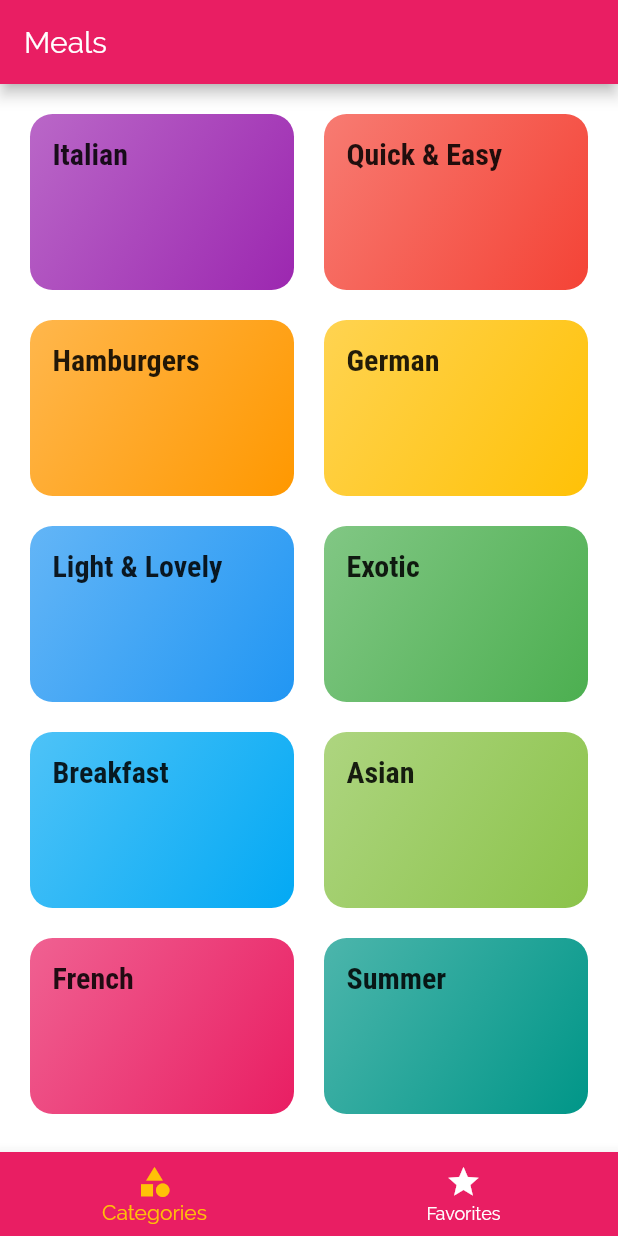
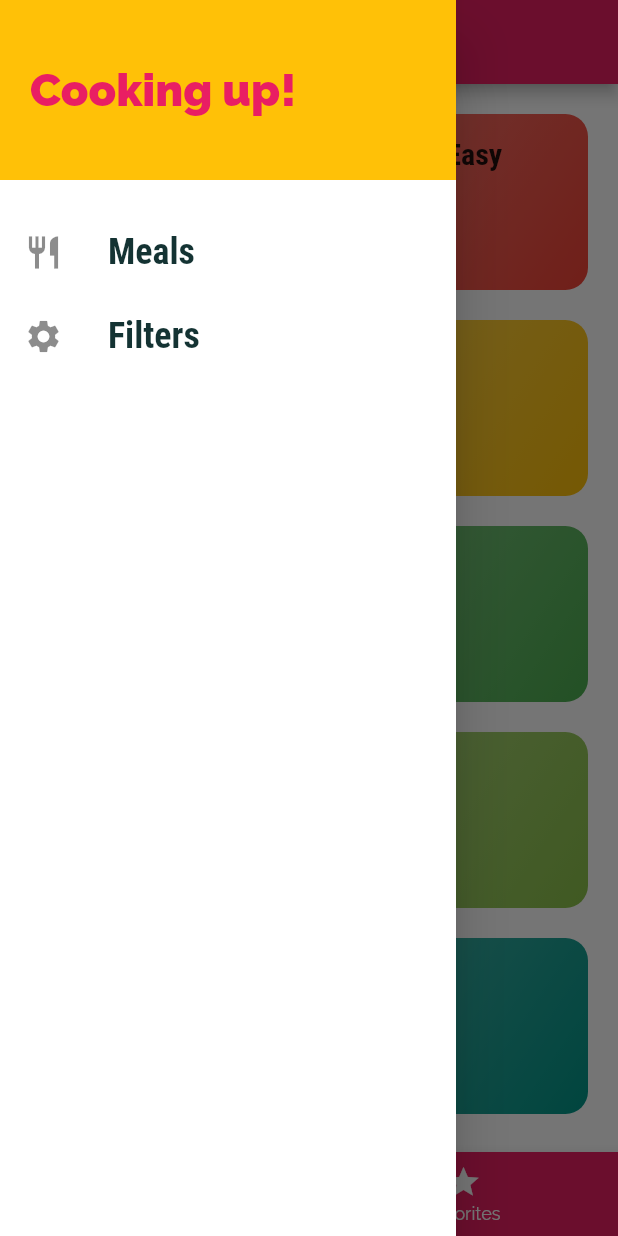
Before and after one commit to k906506/2021-Summer-Flutter-Study, a Flutter app: the screen it shows after launch, with the side drawer open (before the commit the screen has no drawer), on a phone screen of 412 x 824 dp. Run offline on Flutter 3.47's test engine with Material 2 defaults, Android fonts, the phone set to English and light mode, and no system bars.

Commit message:
좌측 Drawer 구현 및 인자 전달

```diff
--- a/mythirdflutterapp/lib/main.dart
+++ b/mythirdflutterapp/lib/main.dart
@@ -1,4 +1,5 @@
 import 'package:flutter/material.dart';
+import '/screens/filters_screen.dart';
 import 'screens/meal_detail_screen.dart';
 import 'screens/category_meals_screen.dart';
 import 'screens/category_screen.dart';
@@ -37,6 +38,7 @@ class MyApp extends StatelessWidget {
         '/': (ctx) => TapScreen(),
         CategoryMealsScreen.routeName: (ctx) => CategoryMealsScreen(),
         MealDetailScreen.routeName: (ctx) => MealDetailScreen(),
+        FiltersScreen.routeName: (ctx) => FiltersScreen(),
       },
       onGenerateRoute: (settings) {
         print(settings.arguments);
--- /dev/null
+++ b/mythirdflutterapp/lib/screens/filters_screen.dart
@@ -0,0 +1,12 @@
+import 'package:flutter/material.dart';
+
+class FiltersScreen extends StatelessWidget {
+  static const routeName = '/filters';
+
+  @override
+  Widget build(BuildContext context) {
+    return Center(
+      child: Text("hi"),
+    );
+  }
+}
--- a/mythirdflutterapp/lib/screens/tap_screen.dart
+++ b/mythirdflutterapp/lib/screens/tap_screen.dart
@@ -1,4 +1,5 @@
 import 'package:flutter/material.dart';
+import '../widgets/main_drawer.dart';
 import 'category_screen.dart';
 import 'favorites_screen.dart';
 
@@ -45,6 +46,7 @@ class _TapScreenState extends State<TapScreen> {
           //     ],
           //   ),
         ),
+        drawer: MainDrawer(),
         body: _pages[_selectedPageIndex],
         // TabBarView(
         //   children: <Widget>[
--- /dev/null
+++ b/mythirdflutterapp/lib/widgets/main_drawer.dart
@@ -0,0 +1,67 @@
+import 'package:flutter/material.dart';
+import 'package:mythirdflutterapp/screens/filters_screen.dart';
+
+class MainDrawer extends StatelessWidget {
+  Widget buildListTile(String title, IconData icon, VoidCallback tapHandler) {
+    return ListTile(
+      leading: Icon(
+        icon,
+        size: 26,
+      ),
+      title: Text(
+        title,
+        style: TextStyle(
+          fontFamily: "RobotoCondensed",
+          fontSize: 24,
+          fontWeight: FontWeight.w700,
+        ),
+      ),
+      onTap: tapHandler,
+    );
+  }
+
+  @override
+  Widget build(BuildContext context) {
+    return Drawer(
+      child: Column(
+        children: <Widget>[
+          Container(
+            height: 120,
+            width: double.infinity,
+            padding: EdgeInsets.all(20),
+            alignment: Alignment.centerLeft,
+            color: Theme
+                .of(context)
+                .accentColor,
+            child: Text(
+              'Cooking up!',
+              style: TextStyle(
+                  fontWeight: FontWeight.w900,
+                  fontSize: 30,
+                  color: Theme
+                      .of(context)
+                      .primaryColor),
+            ),
+          ),
+          SizedBox(
+            height: 20,
+          ),
+          buildListTile(
+            "Meals",
+            Icons.restaurant,
+                () {
+              Navigator.of(context).pushNamed('/');
+            },
+          ),
+          buildListTile(
+            "Filters",
+            Icons.settings,
+                () {
+              Navigator.of(context).pushNamed(FiltersScreen.routeName);
+            },
+          ),
+        ],
+      ),
+    );
+  }
+}
```
